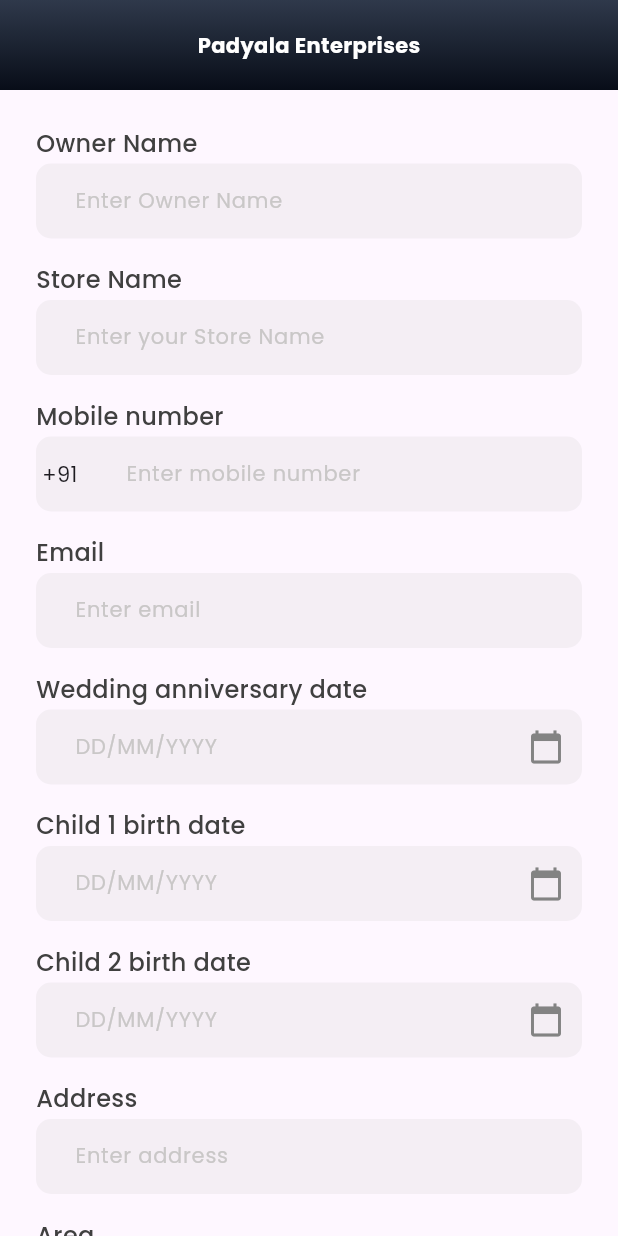
After one commit to justsaagar/supplier-app, a Flutter app: the EditProfileScreen screen opened by its route, on a phone screen of 412 x 824 dp. The commit adds this screen. Run offline on Flutter 3.47's test engine with Material 2 defaults, Android fonts, the phone set to English and light mode, and no system bars; drawn by our look-alikes of intl_phone_field; our stand-ins replace cached_network_image, carousel_slider, dropdown_button2, flutter_svg, get, internet_connection_checker and 9 more; missing offline and left inert: open_store; accounts and stored records are empty.

Commit message:
Add: Profile & Edit profile screen

```diff
--- a/lib/app/widget/app_text_form_field.dart
+++ b/lib/app/widget/app_text_form_field.dart
@@ -11,12 +11,14 @@ class AppTextFormField extends StatelessWidget {
   final TextInputType? keyboardType;
   final List<TextInputFormatter>? inputFormatters;
   final Widget? prefixIcon;
+  final Widget? suffixIcon;
   final int? length;
   final String hintText;
   final String headerTitle;
   final bool readOnly;
   final bool obscureText;
   final bool isNumber;
+  final bool isLightMode;
 
   const AppTextFormField({
     super.key,
@@ -25,12 +27,14 @@ class AppTextFormField extends StatelessWidget {
     this.keyboardType,
     this.inputFormatters,
     this.prefixIcon,
+    this.suffixIcon,
     this.length,
     required this.hintText,
     required this.headerTitle,
     this.readOnly = false,
     this.obscureText = false,
     this.isNumber = false,
+    this.isLightMode = false,
   });
 
   @override
@@ -38,7 +42,12 @@ class AppTextFormField extends StatelessWidget {
     return Column(
       crossAxisAlignment: CrossAxisAlignment.start,
       children: [
-        AppText(headerTitle, fontSize: 16.px, fontWeight: FontWeight.w500, color: AppColorConstant.appWhite),
+        AppText(
+          headerTitle,
+          fontSize: 16.px,
+          fontWeight: FontWeight.w500,
+          color: isLightMode ? const Color(0xff404040) : AppColorConstant.appWhite,
+        ),
         SizedBox(height: 2.px),
         Container(
           height: 50.px,
@@ -49,7 +58,7 @@ class AppTextFormField extends StatelessWidget {
           ),
           child: Row(
             children: [
-              if (prefixIcon != null) SizedBox(width: 48.px, child: prefixIcon),
+              if (prefixIcon != null) SizedBox(width: 60.px, child: prefixIcon),
               Expanded(
                 child: TextFormField(
                   controller: controller,
@@ -58,7 +67,7 @@ class AppTextFormField extends StatelessWidget {
                     fontFamily: AppAsset.defaultFont,
                     fontSize: 14.px,
                     fontWeight: FontWeight.w600,
-                    color: AppColorConstant.appWhite,
+                    color: isLightMode ? AppColorConstant.appBluest : AppColorConstant.appWhite,
                   ),
                   readOnly: readOnly,
                   obscureText: obscureText,
@@ -82,6 +91,7 @@ class AppTextFormField extends StatelessWidget {
                   ),
                 ),
               ),
+              if (suffixIcon != null) Padding(padding: EdgeInsets.only(right: 12.px), child: suffixIcon!),
             ],
           ),
         ),
--- a/lib/constant/app_asset.dart
+++ b/lib/constant/app_asset.dart
@@ -34,4 +34,5 @@ class AppAsset {
   static const String rightChevronIcon = '${iconPath}right_chevron.svg';
   static const String approveIcon = '${iconPath}approve.svg';
   static const String rejectIcon = '${iconPath}reject.svg';
+  static const String deleteIcon = '${iconPath}delete.svg';
 }
--- /dev/null
+++ b/lib/controller/edit_profile_controller.dart
@@ -0,0 +1,45 @@
+import 'package:flutter/cupertino.dart';
+import 'package:get/get.dart';
+import 'package:intl_phone_field/countries.dart';
+
+class EditProfileController extends GetxController {
+  final TextEditingController ownerNameController = TextEditingController();
+  final TextEditingController storeNameController = TextEditingController();
+  final TextEditingController mobileNumberController = TextEditingController();
+  Country countryMap = const Country(
+    name: "India",
+    nameTranslations: {
+      "sk": "India",
+      "se": "India",
+      "pl": "Indie",
+      "no": "India",
+      "ja": "インド",
+      "it": "India",
+      "zh": "印度",
+      "nl": "India",
+      "de": "Indien",
+      "fr": "Inde",
+      "es": "India",
+      "en": "India",
+      "pt_BR": "Índia",
+      "sr-Cyrl": "Индија",
+      "sr-Latn": "Indija",
+      "zh_TW": "印度",
+      "tr": "Hindistan",
+      "ro": "India",
+      "ar": "الهند",
+      "fa": "هند",
+      "yue": "印度"
+    },
+    flag: "🇮🇳",
+    code: "IN",
+    dialCode: "91",
+    minLength: 10,
+    maxLength: 10,
+  );
+
+  void onCountryChange(Country value) {
+    countryMap = value;
+    mobileNumberController.clear();
+  }
+}
--- a/lib/routes/route_constant.dart
+++ b/lib/routes/route_constant.dart
@@ -8,4 +8,5 @@ class RouteConstant {
   static const String pendingVerification = '/pendingVerification';
   static const String verifiedApplication = '/verifiedApplication';
   static const String dashboard = '/dashboard';
+  static const String editProfile = '/editProfile';
 }
--- a/lib/routes/route_helper.dart
+++ b/lib/routes/route_helper.dart
@@ -2,6 +2,7 @@ import 'package:get/get.dart';
 import 'package:supplier/routes/route_constant.dart';
 import 'package:supplier/screen/dashboard_module/dashboard_screen.dart';
 import 'package:supplier/screen/dashboard_module/notification_screen/no_internet_screen.dart';
+import 'package:supplier/screen/dashboard_module/profile_screen/edit_profile_screen.dart';
 import 'package:supplier/screen/login_screen/login_screen.dart';
 import 'package:supplier/screen/otp_verification_screen/mobile_verification_screen.dart';
 import 'package:supplier/screen/otp_verification_screen/otp_verification_screen.dart';
@@ -20,6 +21,7 @@ class RouteHelper {
   static String getPendingVerificationRoute() => RouteConstant.pendingVerification;
   static String getVerifiedApplicationRoute() => RouteConstant.verifiedApplication;
   static String getDashboardRoute() => RouteConstant.dashboard;
+  static String getEditProfileRoute() => RouteConstant.editProfile;
 
   static List<GetPage> routes = [
     GetPage(name: RouteConstant.initial, page: () => const SplashScreen()),
@@ -31,5 +33,6 @@ class RouteHelper {
     GetPage(name: RouteConstant.pendingVerification, page: () => const PendingVerificationScreen()),
     GetPage(name: RouteConstant.verifiedApplication, page: () => const VerifiedApplicationScreen()),
     GetPage(name: RouteConstant.dashboard, page: () => const DashboardScreen()),
+    GetPage(name: RouteConstant.editProfile, page: () => const EditProfileScreen()),
   ];
 }
--- /dev/null
+++ b/lib/screen/dashboard_module/profile_screen/edit_profile_screen.dart
@@ -0,0 +1,247 @@
+import 'package:flutter/material.dart';
+import 'package:get/get.dart';
+import 'package:intl_phone_field/countries.dart';
+import 'package:intl_phone_field/intl_phone_field.dart';
+import 'package:responsive_sizer/responsive_sizer.dart';
+import 'package:supplier/app/widget/app_app_bar.dart';
+import 'package:supplier/app/widget/app_image_assets.dart';
+import 'package:supplier/app/widget/app_text.dart';
+import 'package:supplier/app/widget/app_text_form_field.dart';
+import 'package:supplier/constant/app_asset.dart';
+import 'package:supplier/constant/color_constant.dart';
+import 'package:supplier/controller/edit_profile_controller.dart';
+import 'package:supplier/utils/utils.dart';
+
+class EditProfileScreen extends StatelessWidget {
+  const EditProfileScreen({super.key});
+
+  @override
+  Widget build(BuildContext context) {
+    logs('Current screen --> $runtimeType');
+    return GetBuilder<EditProfileController>(
+      init: EditProfileController(),
+      builder: (EditProfileController editProfileController) {
+        return Scaffold(
+          appBar: AppAppBar(appBarHeight: 60.px),
+          body: ListView(
+            padding: EdgeInsets.all(24.px),
+            children: [
+              AppTextFormField(
+                controller: editProfileController.ownerNameController,
+                hintText: 'Enter Owner Name',
+                headerTitle: 'Owner Name',
+                isLightMode: true,
+              ),
+              SizedBox(height: 16.px),
+              AppTextFormField(
+                controller: editProfileController.storeNameController,
+                hintText: 'Enter your Store Name',
+                headerTitle: 'Store Name',
+                isLightMode: true,
+              ),
+              SizedBox(height: 16.px),
+              AppTextFormField(
+                controller: editProfileController.mobileNumberController,
+                headerTitle: 'Mobile number',
+                hintText: 'Enter mobile number',
+                isLightMode: true,
+                prefixIcon: IntlPhoneField(
+                  flagsButtonMargin: EdgeInsets.zero,
+                  onCountryChanged: (Country value) => editProfileController.onCountryChange(value),
+                  initialCountryCode: 'IN',
+                  showDropdownIcon: false,
+                  showCountryFlag: false,
+                  validator: (p0) => null,
+                  readOnly: true,
+                  style: TextStyle(
+                    fontFamily: AppAsset.defaultFont,
+                    fontSize: 14.px,
+                    fontWeight: FontWeight.w600,
+                    color: AppColorConstant.appRed,
+                  ),
+                  decoration: InputDecoration(
+                    border: InputBorder.none,
+                    enabledBorder: InputBorder.none,
+                    prefixIcon: const SizedBox(),
+                    prefixStyle: TextStyle(
+                      fontFamily: AppAsset.defaultFont,
+                      fontSize: 14.px,
+                      fontWeight: FontWeight.w600,
+                      color: AppColorConstant.appRed,
+                    ),
+                    labelStyle: TextStyle(
+                      fontFamily: AppAsset.defaultFont,
+                      fontSize: 14.px,
+                      fontWeight: FontWeight.w600,
+                      color: AppColorConstant.appWhite,
+                    ),
+                    suffixIconConstraints: BoxConstraints(minHeight: 2.px, minWidth: 4.px),
+                    suffixIcon: const SizedBox(),
+                    contentPadding: EdgeInsets.zero,
+                    counterText: '',
+                  ),
+                ),
+              ),
+              SizedBox(height: 16.px),
+              AppTextFormField(
+                controller: editProfileController.storeNameController,
+                hintText: 'Enter email',
+                headerTitle: 'Email',
+                isLightMode: true,
+              ),
+              SizedBox(height: 16.px),
+              AppTextFormField(
+                controller: editProfileController.storeNameController,
+                headerTitle: 'Wedding anniversary date',
+                hintText: 'DD/MM/YYYY',
+                isLightMode: true,
+                suffixIcon: const Icon(Icons.calendar_today, color: AppColorConstant.appGrey),
+              ),
+              SizedBox(height: 16.px),
+              AppTextFormField(
+                controller: editProfileController.storeNameController,
+                headerTitle: 'Child 1 birth date',
+                hintText: 'DD/MM/YYYY',
+                isLightMode: true,
+                suffixIcon: const Icon(Icons.calendar_today, color: AppColorConstant.appGrey),
+              ),
+              SizedBox(height: 16.px),
+              AppTextFormField(
+                controller: editProfileController.storeNameController,
+                headerTitle: 'Child 2 birth date',
+                hintText: 'DD/MM/YYYY',
+                isLightMode: true,
+                suffixIcon: const Icon(Icons.calendar_today, color: AppColorConstant.appGrey),
+              ),
+              SizedBox(height: 16.px),
+              AppTextFormField(
+                controller: editProfileController.storeNameController,
+                headerTitle: 'Address',
+                hintText: 'Enter address',
+                isLightMode: true,
+              ),
+              SizedBox(height: 16.px),
+              AppTextFormField(
+                controller: editProfileController.storeNameController,
+                headerTitle: 'Area',
+                hintText: 'Enter area',
+                isLightMode: true,
+              ),
+              SizedBox(height: 16.px),
+              AppTextFormField(
+                controller: editProfileController.storeNameController,
+                headerTitle: 'Deals in',
+                hintText: '',
+                isLightMode: true,
+              ),
+              SizedBox(height: 16.px),
+              AppTextFormField(
+                controller: editProfileController.storeNameController,
+                headerTitle: 'Popular in',
+                hintText: '',
+                isLightMode: true,
+              ),
+              SizedBox(height: 16.px),
+              Row(
+                children: [
+                  Expanded(
+                    child: AppTextFormField(
+                      controller: editProfileController.storeNameController,
+                      headerTitle: 'GST',
+                      hintText: 'Enter GST number',
+                      isLightMode: true,
+                      readOnly: true,
+                    ),
+                  ),
+                  Container(
+                    padding: EdgeInsets.only(top: 30.px, left: 12.px),
+                    child: AppImageAsset(image: AppAsset.approveIcon, height: 22.px, width: 22.px),
+                  ),
+                  SizedBox(width: 4.px),
+                  Container(
+                    padding: EdgeInsets.only(top: 30.px),
+                    child: AppImageAsset(image: AppAsset.deleteIcon, height: 22.px, width: 22.px),
+                  ),
+                ],
+              ),
+              SizedBox(height: 16.px),
+              Row(
+                children: [
+                  Expanded(
+                    child: AppTextFormField(
+                      controller: editProfileController.storeNameController,
+                      headerTitle: 'Store License',
+                      hintText: 'Enter License number',
+                      isLightMode: true,
+                      readOnly: true,
+                    ),
+                  ),
+                  Container(
+                    padding: EdgeInsets.only(top: 30.px, left: 12.px),
+                    child: AppImageAsset(image: AppAsset.approveIcon, height: 22.px, width: 22.px),
+                  ),
+                  SizedBox(width: 4.px),
+                  Container(
+                    padding: EdgeInsets.only(top: 30.px),
+                    child: AppImageAsset(image: AppAsset.deleteIcon, height: 22.px, width: 22.px),
+                  ),
+                ],
+              ),
+              SizedBox(height: 16.px),
+              Row(
+                children: [
+                  Expanded(
+                    child: AppTextFormField(
+                      controller: editProfileController.storeNameController,
+                      headerTitle: 'Drug License',
+                      hintText: 'Enter License number',
+                      isLightMode: true,
+                      readOnly: true,
+                    ),
+                  ),
+                  Container(
+                    padding: EdgeInsets.only(top: 30.px, left: 12.px),
+                    child: AppImageAsset(image: AppAsset.approveIcon, height: 22.px, width: 22.px),
+                  ),
+                  SizedBox(width: 4.px),
+                  Container(
+                    padding: EdgeInsets.only(top: 30.px),
+                    child: AppImageAsset(image: AppAsset.deleteIcon, height: 22.px, width: 22.px),
+                  ),
+                ],
+              ),
+              SizedBox(height: 16.px),
+              Row(
+                children: [
+                  Expanded(
+                    child: Container(
+                      height: 46.px,
+                      alignment: Alignment.center,
+                      decoration: BoxDecoration(
+                        border: Border.all(color: AppColorConstant.appBluest),
+                        borderRadius: BorderRadius.circular(6.px),
+                      ),
+                      child: const AppText('Cancel', color: AppColorConstant.appBluest, fontWeight: FontWeight.w600),
+                    ),
+                  ),
+                  SizedBox(width: 16.px),
+                  Expanded(
+                    child: Container(
+                      height: 46.px,
+                      alignment: Alignment.center,
+                      decoration: BoxDecoration(
+                        color: AppColorConstant.appBluest,
+                        borderRadius: BorderRadius.circular(6.px),
+                      ),
+                      child: const AppText('Save', color: AppColorConstant.appWhite, fontWeight: FontWeight.w600),
+                    ),
+                  ),
+                ],
+              )
+            ],
+          ),
+        );
+      },
+    );
+  }
+}
```
Also changed, not shown: assets/icons/delete.svg (added).
